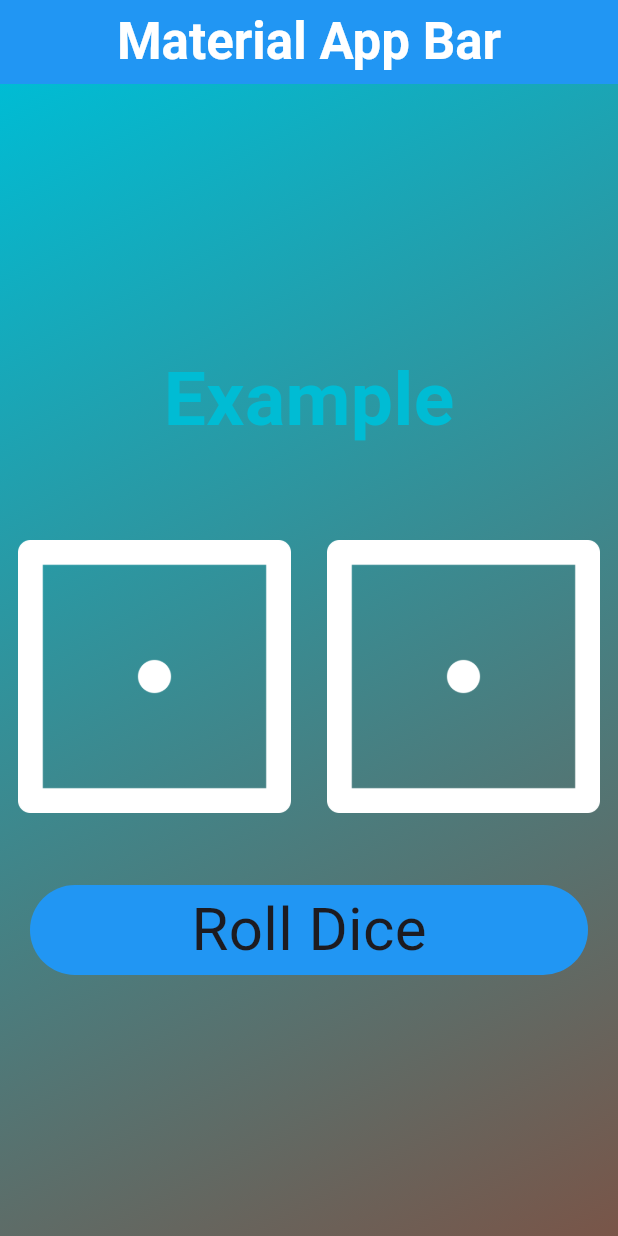
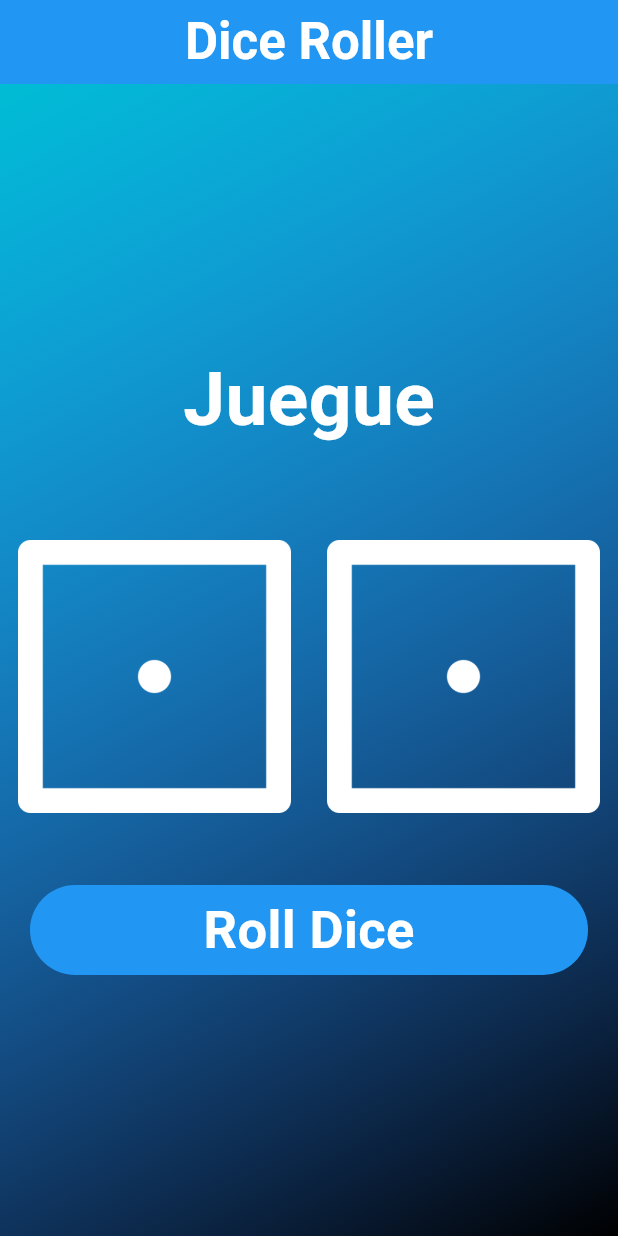
Before and after one commit to JoseArturoGuzman/segundaclase, a Flutter app: the screen it shows after launch, on a phone screen of 412 x 824 dp. Run offline on Flutter 3.47's test engine with Material 3 defaults, Android fonts, the light colour scheme and no system bars.

Commit message:
Style fixed

```diff
--- a/lib/Home.dart
+++ b/lib/Home.dart
@@ -18,7 +18,7 @@ class Home extends StatelessWidget {
           //elevation: 90,
 
           title: Text(
-            'Material App Bar',
+            'Dice Roller',
             style: TextStyle(
               fontSize: 34,
               fontWeight: FontWeight.bold,
@@ -44,7 +44,7 @@ class RolDice extends StatefulWidget {
 class _RolDiceState extends State<RolDice> {
   int dice1 = 1;
   int dice2 = 1;
-  var Ganador = "Example";
+  var Ganador = "Juegue";
   void rollDice() {
     // Marca las variables
     setState(() {
@@ -53,21 +53,18 @@ class _RolDiceState extends State<RolDice> {
     });
   }
 
-  void winnerPlayer()
-  {
+  void winnerPlayer() {
     setState(() {
-      if(dice1 > dice2){
+      if (dice1 > dice2) {
         Ganador = 'El jugador 1 ha ganado';
-      }
-      else if(dice1 <dice2){
+      } else if (dice1 < dice2) {
         Ganador = "El jugador 2 ha ganado";
-      }
-      else if (dice1 == dice2){
+      } else if (dice1 == dice2) {
         Ganador = "Existe un empate";
       }
     });
+  }
 
-  }
   @override
   Widget build(BuildContext context) {
     return Center(
@@ -78,8 +75,8 @@ class _RolDiceState extends State<RolDice> {
               begin: Alignment.topLeft,
               end: Alignment.bottomRight,
               colors: [
-                Colors.cyan,
-                Colors.brown,
+                Color(0x5433FF),
+                Colors.black,
               ]),
         ),
         child: Column(
@@ -90,7 +87,7 @@ class _RolDiceState extends State<RolDice> {
               style: TextStyle(
                 fontSize: 50,
                 fontWeight: FontWeight.bold,
-                color: Colors.cyan,
+                color: Colors.white,
               ),
             ),
             SizedBox(
@@ -116,14 +113,11 @@ class _RolDiceState extends State<RolDice> {
             ),
             Padding(
               padding: const EdgeInsets.symmetric(horizontal: 20),
-
               child: GestureDetector(
                 onTap: () {
                   rollDice();
                   winnerPlayer();
                 },
-
-
                 child: Container(
                   margin: EdgeInsets.only(top: 40),
                   width: double.infinity,
@@ -136,7 +130,9 @@ class _RolDiceState extends State<RolDice> {
                       child: Text(
                     "Roll Dice",
                     style: TextStyle(
-                      fontSize: 40,
+                      fontSize: 35,
+                      color: Colors.white,
+                      fontWeight: FontWeight.bold,
                     ),
                   )),
                 ),
```
